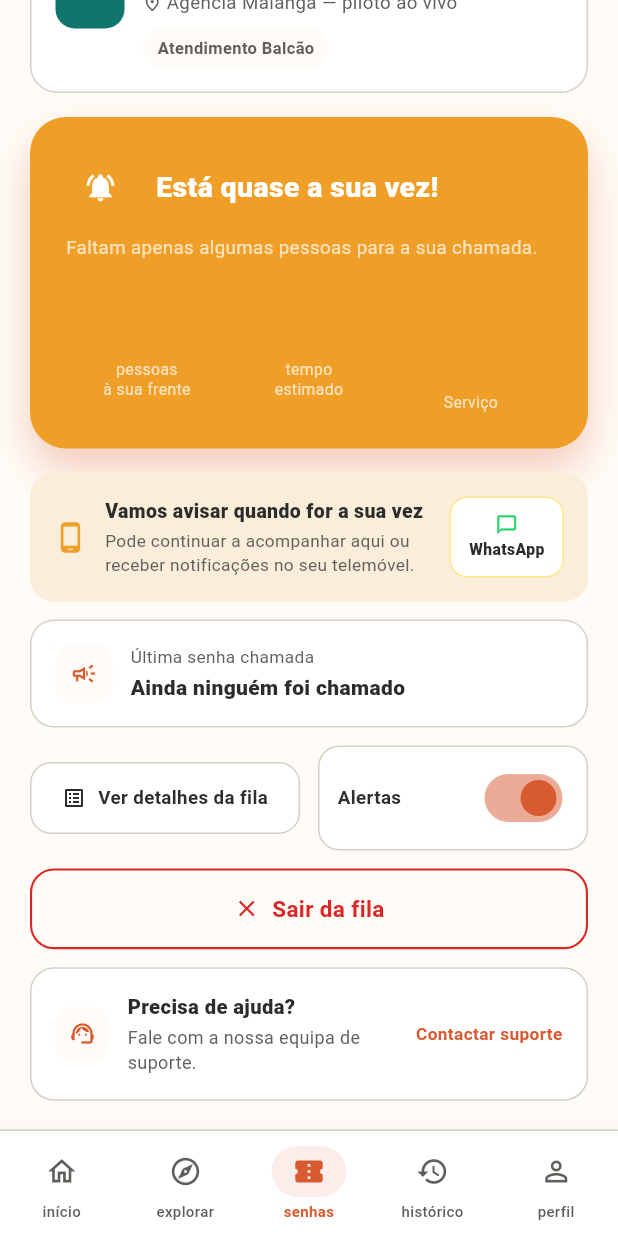
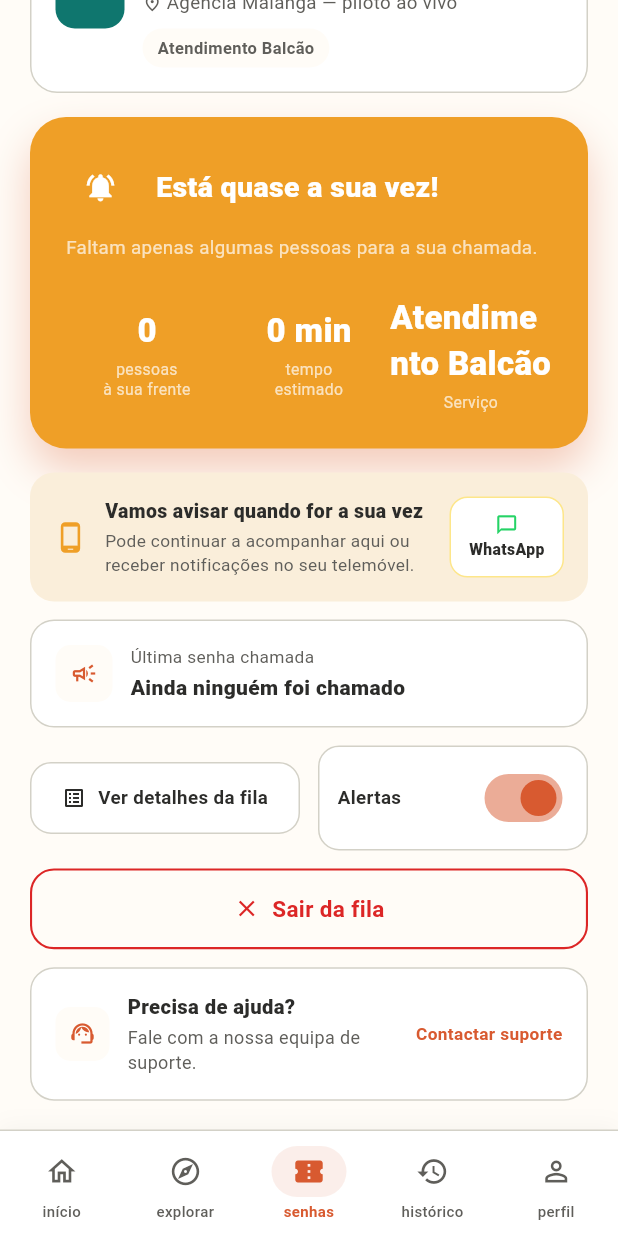
Before and after one commit to PaulinoQuicassa/DevSYNOVAR, a Flutter app: the AlmostScreen screen opened directly with sample values from the repository, scrolled down 121 dp, on a phone screen of 412 x 824 dp. Run offline on Flutter 3.47's test engine with Material 3 defaults, Android fonts, the phone set to English and light mode, and no system bars; our stand-ins replace flutter_svg, geolocator, google_fonts, qr_flutter, sentry_flutter, supabase_flutter and 1 more; accounts and stored records are empty; network calls fail.

Commit message:
fix: números/serviço/legenda invisíveis no ecrã "Está quase a sua vez"
Encontrado ao testar no telemóvel real: no cartão âmbar do AlmostScreen
("Está quase a sua vez!"), o valor de "pessoas à sua frente", "tempo
estimado" e "Serviço"/"Balcão" (_AlmostStat) usava a MESMA cor âmbar do
fundo do cartão -- texto invisível, só visível a legenda por baixo.
Corrigido para branco, como o resto do texto do cartão.

Mesmo padrão encontrado de novo, mais discreto, no TicketProgressRow
usado no modo de demonstração deste ecrã: a seta e a legenda "A sua
vez" ficavam com a mesma cor âmbar do cartão à volta (a bolha em si
estava correcta -- só a seta/legenda por fora dela é que ficavam
invisíveis). Corrigido para usar sempre `captionColor` (branco neste
caso) em vez de reutilizar `activeColor`, que só faz sentido dentro da
própria bolha.

Revisão a toda a app à procura do mesmo padrão (cor do texto = cor do
fundo) não encontrou mais nenhum caso -- as restantes utilizações de
cores sólidas (primary/amber/mint/pink/critical) como fundo de cartão
já usam branco para o texto por cima, correctamente.

Co-Authored-By: Claude Sonnet 5 <noreply@anthropic.com>

```diff
--- a/lib/screens/almost_screen.dart
+++ b/lib/screens/almost_screen.dart
@@ -276,7 +276,7 @@ class _AlmostScreenState extends State<AlmostScreen> {
                     activeColor: AppColors.amber,
                     activeTextColor: Colors.white,
                     lineColor: Colors.white24,
-                    captionColor: AppColors.amber,
+                    captionColor: Colors.white,
                   ),
                 ],
               ],
@@ -498,7 +498,7 @@ class _AlmostStat extends StatelessWidget {
   Widget build(BuildContext context) {
     return Column(
       children: [
-        Text(value, style: const TextStyle(color: AppColors.amber, fontSize: 22, fontWeight: FontWeight.w800)),
+        Text(value, style: const TextStyle(color: Colors.white, fontSize: 22, fontWeight: FontWeight.w800)),
         const SizedBox(height: 4),
         Text(label, textAlign: TextAlign.center, style: const TextStyle(color: Colors.white70, fontSize: 10.5, height: 1.25)),
       ],
```
Also changed, not shown: lib/widgets/ticket_progress_row.dart (+7 -1 lines).
